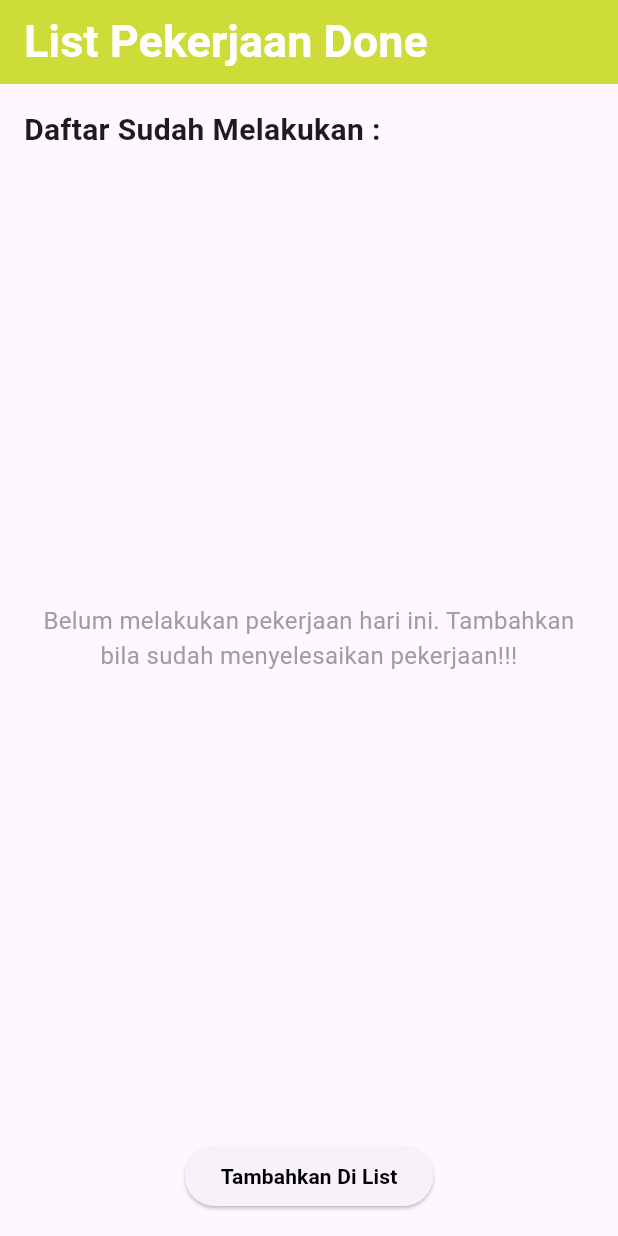
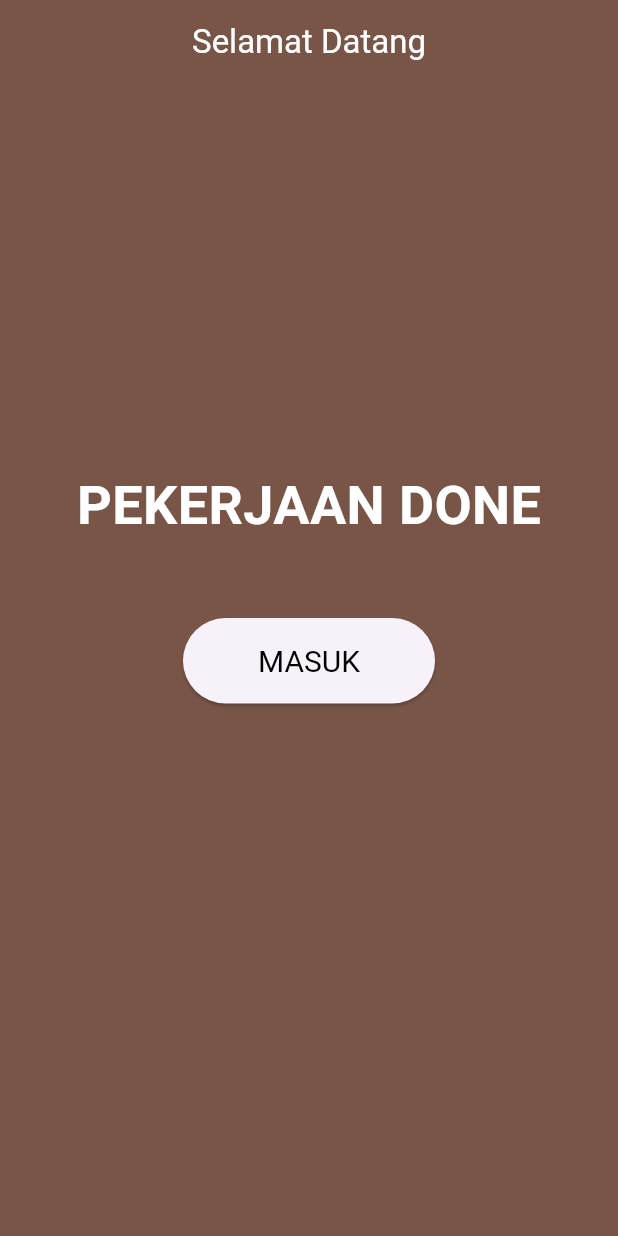
Before and after one commit to aldanrafaakilah/Project-Akhir-Dicoding, a Flutter app: the screen it shows after launch, on a phone screen of 412 x 824 dp. Run offline on Flutter 3.47's test engine with Material 3 defaults, Android fonts, the phone set to English and light mode, and no system bars.

Commit message:
Add files via upload

```diff
--- a/lib/add_list_page.dart
+++ b/lib/add_list_page.dart
@@ -19,7 +19,7 @@ class _AddListPageState extends State<AddListPage> {
   Widget build(BuildContext context) {
     return Scaffold(
       appBar: AppBar(
-        backgroundColor: Colors.lime,
+        backgroundColor: Colors.brown,
         title: Text(
           'Tambahkan Pekerjaaan',
           style: TextStyle(
--- a/lib/home_page.dart
+++ b/lib/home_page.dart
@@ -1,79 +1,50 @@
 import 'package:flutter/material.dart';
-import 'package:tugas_akhir/add_list_page.dart';
+import 'package:tugas_akhir/list_page.dart';
 
-class HomePage extends StatefulWidget {
-  @override
-  _HomePageState createState() => _HomePageState();
-}
-
-class _HomePageState extends State<HomePage> {
-  List<String> tasks = [];
-
-  void _addNewTask(String task) {
-    setState(() {
-      tasks.add(task);
-    });
-  }
-
-  @override
+class HomePage extends StatelessWidget {
   Widget build(BuildContext context) {
     return Scaffold(
       appBar: AppBar(
-        backgroundColor: Colors.lime,
+        backgroundColor: Colors.brown,
         title: Text(
-          'List Pekerjaan Done',
-          style: TextStyle(
-              color: Colors.white, fontSize: 30, fontWeight: FontWeight.bold),
+          "Selamat Datang",
+          textAlign: TextAlign.center,
+          style: TextStyle(color: Colors.white),
         ),
+        centerTitle: true,
       ),
-      body: Padding(
-        padding: const EdgeInsets.all(16.0),
+      backgroundColor: Colors.brown,
+      body: Center(
         child: Column(
-          crossAxisAlignment: CrossAxisAlignment.start,
-          children: [
+          mainAxisAlignment: MainAxisAlignment.center,
+          children: <Widget>[
             Text(
-              'Daftar Sudah Melakukan :',
-              style: TextStyle(fontSize: 20, fontWeight: FontWeight.bold),
+              'PEKERJAAN DONE',
+              style: TextStyle(
+                  fontSize: 36.0,
+                  fontWeight: FontWeight.bold,
+                  color: Colors.white),
             ),
-            SizedBox(height: 10),
-            Expanded(
-              child: tasks.isEmpty
-                  ? Center(
-                      child: Text(
-                        'Belum melakukan pekerjaan hari ini. Tambahkan bila sudah menyelesaikan pekerjaan!!!',
-                        style: TextStyle(fontSize: 16, color: Colors.grey),
-                        textAlign: TextAlign.center,
-                      ),
-                    )
-                  : ListView.builder(
-                      itemCount: tasks.length,
-                      itemBuilder: (context, index) {
-                        return ListTile(
-                          leading: Icon(Icons.check_circle_outline),
-                          title: Text(tasks[index]),
-                        );
-                      },
-                    ),
+            SizedBox(
+              height: 50,
             ),
-            SizedBox(height: 20),
-            Center(
-              child: ElevatedButton(
-                onPressed: () async {
-                  final newTask = await Navigator.push(
-                    context,
-                    MaterialPageRoute(builder: (context) => AddListPage()),
-                  );
-
-                  if (newTask != null) {
-                    _addNewTask(newTask);
-                  }
-                },
-                child: Text(
-                  'Tambahkan Di List',
-                  style: TextStyle(
-                      color: Colors.black, fontWeight: FontWeight.bold),
-                ),
+            ElevatedButton(
+              style: ElevatedButton.styleFrom(
+                  padding: EdgeInsets.symmetric(horizontal: 50, vertical: 17),
+                  textStyle: TextStyle(fontSize: 20)),
+              onPressed: () {
+                Navigator.push(
+                  context,
+                  MaterialPageRoute(builder: (context) => ListPage()),
+                );
+              },
+              child: Text(
+                'MASUK',
+                style: TextStyle(color: Colors.black),
               ),
+            ),
+            SizedBox(
+              height: 100,
             ),
           ],
         ),
--- a/lib/main.dart
+++ b/lib/main.dart
@@ -1,5 +1,6 @@
 import 'package:flutter/material.dart';
 import 'package:tugas_akhir/home_page.dart';
+import 'package:tugas_akhir/list_page.dart';
 
 void main() {
   runApp(MyApp());
```
Also changed, not shown: lib/list_page.dart (added, +83 -0 lines).
